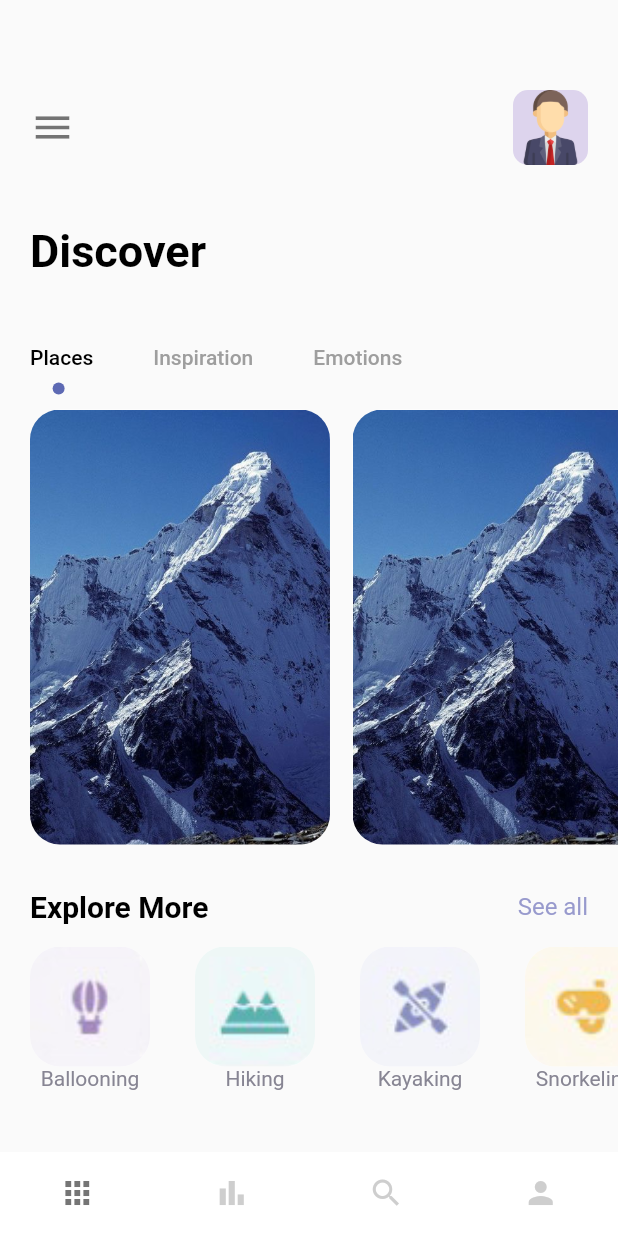
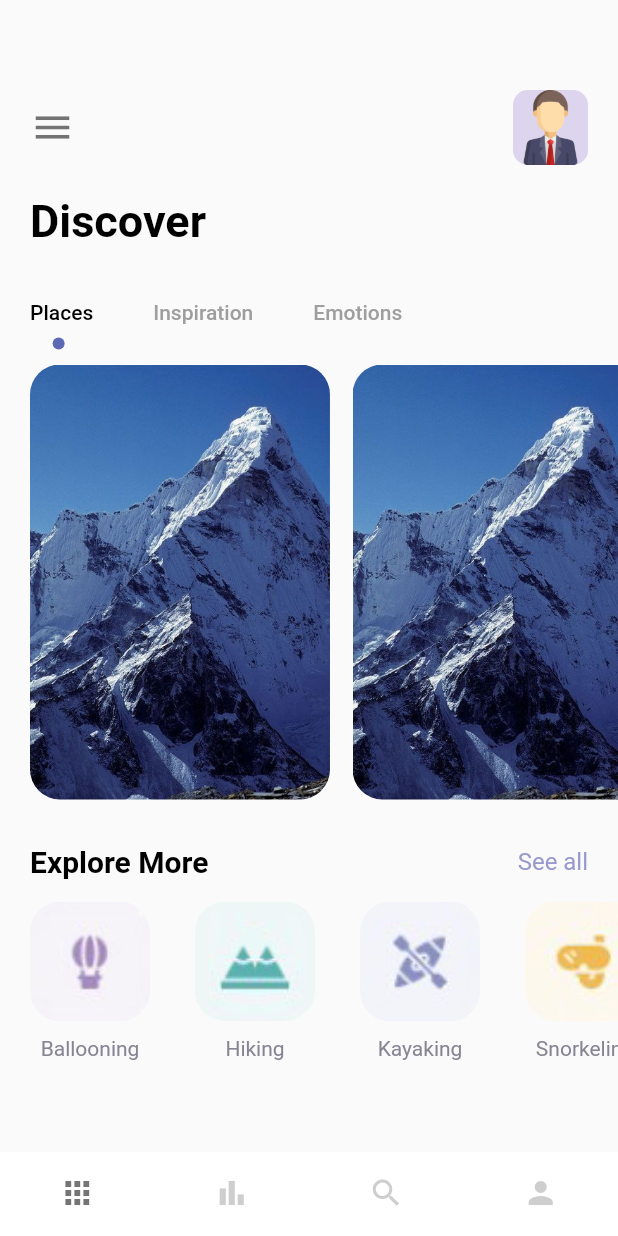
Before and after one commit to cjchika/travel_app, a Flutter app: the screen it shows after launch, on a phone screen of 412 x 824 dp. Run offline on Flutter 3.47's test engine with Material 2 defaults, Android fonts, the phone set to English and light mode, and no system bars.

Commit message:
Home Screen

```diff
--- a/lib/screens/navscreens/home_screen.dart
+++ b/lib/screens/navscreens/home_screen.dart
@@ -47,13 +47,13 @@ class _HomeScreenState extends State<HomeScreen> with TickerProviderStateMixin {
               ],
             ),
           ),
-          const SizedBox(height: 40),
+          const SizedBox(height: 20),
           // DISCOVER
           Container(
             margin: const EdgeInsets.only(left: 20),
             child: const AppLargeText(text: "Discover"),
           ),
-          const SizedBox(height: 30),
+          const SizedBox(height: 20),
           // TABBAR
           Container(
             child: Align(
@@ -117,7 +117,7 @@ class _HomeScreenState extends State<HomeScreen> with TickerProviderStateMixin {
               )),
           const SizedBox(height: 15),
           Container(
-            height: 100,
+            height: 120,
             width: double.maxFinite,
             margin: const EdgeInsets.only(left: 20),
             child: ListView.builder(
@@ -140,6 +140,7 @@ class _HomeScreenState extends State<HomeScreen> with TickerProviderStateMixin {
                                 fit: BoxFit.cover),
                           ),
                         ),
+                        const SizedBox(height: 10),
                         Container(child: AppText(text: "${imageText.values.elementAt(index)}", size: 14, color: AppColors.textColor2,),)
                       ],
                     ),
```
